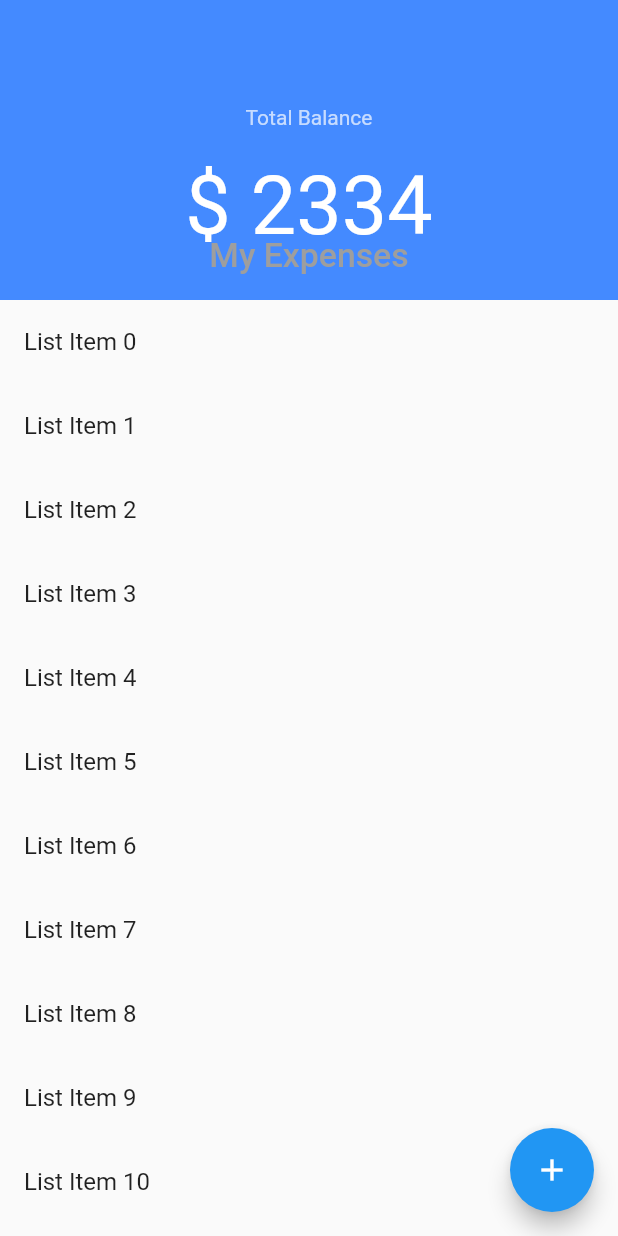
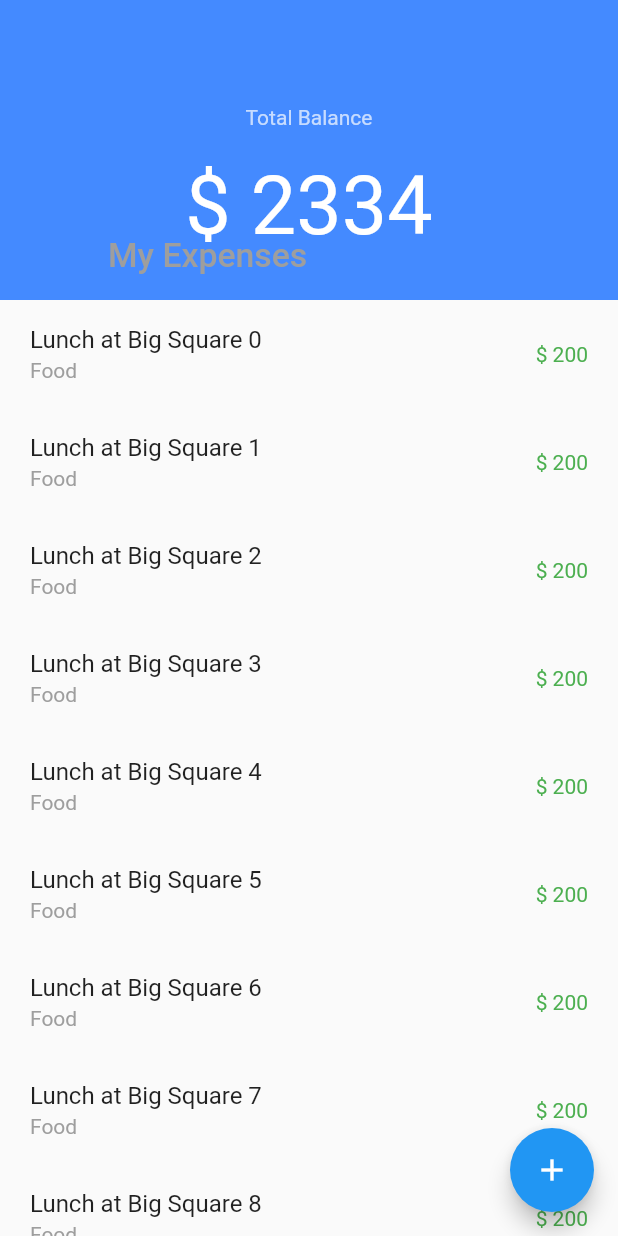
Before and after one commit to evansmwenda/Expensr, a Flutter app: the screen it shows after launch, on a phone screen of 412 x 824 dp. Run offline on Flutter 3.47's test engine with Material 2 defaults, Android fonts, the phone set to English and light mode, and no system bars.

Commit message:
bug when fetching data and using nested scrollview

```diff
--- /dev/null
+++ b/lib/models/user.dart
@@ -0,0 +1,25 @@
+class User {
+  final int id;
+  final String  name;
+  final String  username;
+  final String  email;
+  final String  phone;
+  final String  website;
+
+  User({this.id,this.name,this.username,this.email,this.phone,this.website});
+
+  factory User.fromJson(Map<String,dynamic> json){
+    return User(
+      id: json['id'],
+      name: json['name'],
+      username: json['username'],
+      email: json['email'],
+      phone: json['phone'],
+      website: json['website']
+    );
+  }
+
+
+
+
+}
--- a/lib/screens/homepage.dart
+++ b/lib/screens/homepage.dart
@@ -1,5 +1,9 @@
+import 'dart:convert';
+
+import 'package:expensr/models/user.dart';
 import 'package:expensr/screens/add_expense.dart';
 import 'package:flutter/material.dart';
+import 'package:http/http.dart' as http;
 
 class Homepage extends StatefulWidget {
   static const routeName = '/';
@@ -16,7 +20,6 @@ class _HomepageState extends State<Homepage> {
           floating: false,
           pinned: true,
           flexibleSpace: FlexibleSpaceBar(
-            centerTitle: true,
             title: Text("My Expenses",
                 style: TextStyle(
                   color: Colors.grey,
@@ -58,7 +61,10 @@ class _HomepageState extends State<Homepage> {
         SliverList(
           delegate: SliverChildBuilderDelegate(
             (context, index) => ListTile(
-              title: Text("List Item $index"),
+              contentPadding: EdgeInsets.symmetric(horizontal: 20.0),
+              trailing: Text("\$ 200",style: TextStyle(color: Colors.green),),
+              title: Text("Lunch at Big Square $index"),
+              subtitle: Text("Food",style: TextStyle(color:Colors.grey),),
             ),
           ),
         ),
@@ -70,6 +76,18 @@ class _HomepageState extends State<Homepage> {
   Widget build(BuildContext context) {
     return Scaffold(
       body: customScrollable(),
+      // body: FutureBuilder<List<User>>(
+      //         future: _fetchJobs(),
+      //         builder: (context, snapshot) {
+      //           if (snapshot.hasData) {
+      //             List<User> data = snapshot.data;
+      //             return _jobsListView(data);
+      //           } else if (snapshot.hasError) {
+      //             return Text("${snapshot.error}");
+      //           }
+      //           return Center(child: CircularProgressIndicator());
+      //         },
+      //       ),
       floatingActionButton: FloatingActionButton(
         onPressed: () {
           Navigator.pushNamed(context, AddExpense.routeName);
@@ -79,4 +97,39 @@ class _HomepageState extends State<Homepage> {
       ),
     );
   }
+
+  Future<List<User>> _fetchJobs() async {
+    final jobsListAPIUrl = 'https://jsonplaceholder.typicode.com/users';
+    final response = await http.get(jobsListAPIUrl);
+    if (response.statusCode == 200) {
+      List jsonResponse = json.decode(response.body);
+      return jsonResponse.map((job) => new User.fromJson(job)).toList();
+    } else {
+      throw Exception('Failed to load jobs from API');
+    }
+  }
+
+  Widget _jobsListView(data) {
+    return ListView.builder(
+        shrinkWrap: true,
+            itemCount: data.length,
+            itemBuilder: (context, index) {
+              return _tile(data[index].name, data[index].username, Icons.work);
+    });
+  }
+
+  ListTile _tile(String title, String subtitle, IconData icon) => ListTile(
+    title: Text(title,
+        style: TextStyle(
+          fontWeight: FontWeight.w500,
+          fontSize: 20,
+        )),
+    subtitle: Text(subtitle),
+    leading: Icon(
+      icon,
+      color: Colors.blue[500],
+    ),
+  );
+
+
 }
--- a/pubspec.yaml
+++ b/pubspec.yaml
@@ -24,6 +24,7 @@ dependencies:
   flutter:
     sdk: flutter
   intl: ^0.16.1
+  http: ^0.12.2
 
 
   # The following adds the Cupertino Icons font to your application.
```
Also changed, not shown: pubspec.lock.
